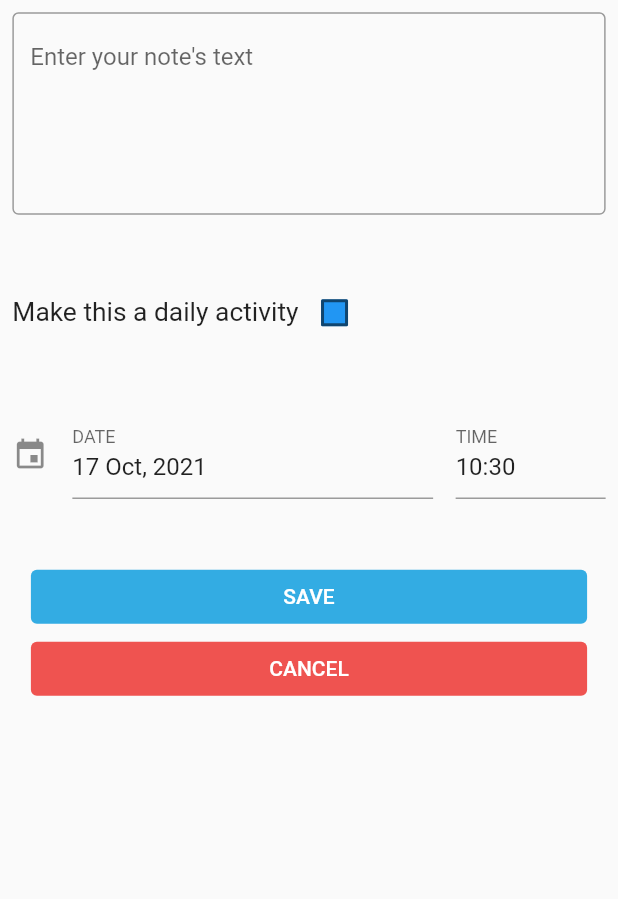
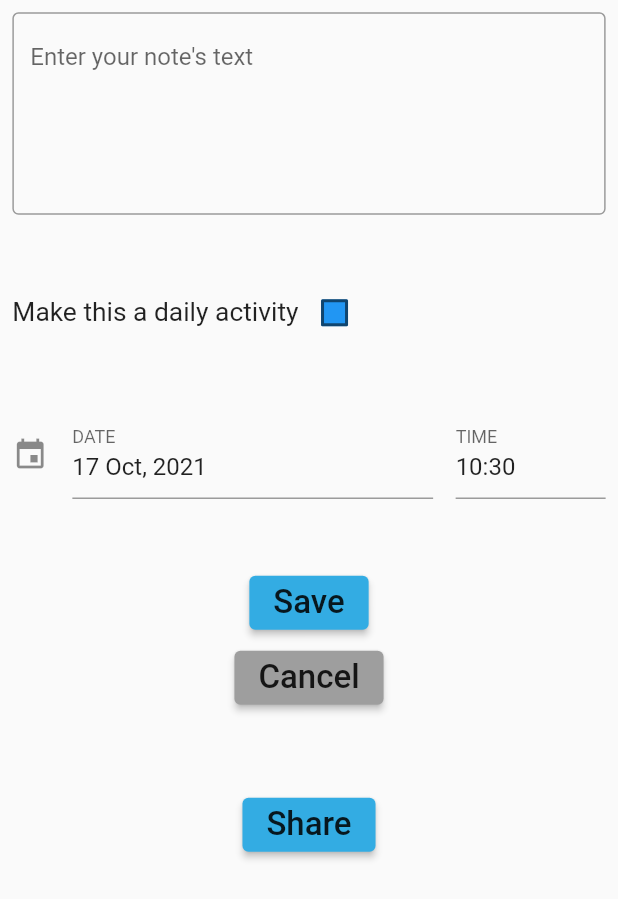
Before and after one commit to umgc/fall2021, a Flutter app: the SaveNote screen opened directly, on a phone screen of 412 x 824 dp. Shown: the top 899 px of the screen. Run offline on Flutter 3.47's test engine with Material 2 defaults, Android fonts, the phone set to English and light mode, and no system bars; drawn by our look-alikes of date_time_picker; our stand-ins replace avatar_glow, chat_bubbles, chewie, file, flutter_local_notifications, flutter_mobx and 13 more; missing offline and left inert: amazon_cognito_identity_dart_2, dart:ffi, device_info_plus_web, encrypt, flutter_search_bar, shared_preferences_web and 1 more; generated files the repository leaves out were written again.

Commit message:
add share button

```diff
--- a/i18n/ar-SY.json
+++ b/i18n/ar-SY.json
@@ -62,5 +62,6 @@
     "promptTheme": "حدد سمة التطبيق",
     "theme": "سمة",
     "blue": "أزرق",
-    "pink": "لون القرنفل"
+    "pink": "لون القرنفل",
+    "share": "يشارك"
 }
--- a/i18n/en-US.json
+++ b/i18n/en-US.json
@@ -60,5 +60,6 @@
     "speakOrWritePrompt": "Would you like to Speak or Write a note?",
     "theme": "Theme",
     "blue": "Blue",
-    "pink": "Pink"
+    "pink": "Pink",
+    "share": "Share"
 }
--- a/i18n/es-US.json
+++ b/i18n/es-US.json
@@ -62,5 +62,6 @@
     "promptTheme": "Seleccione el tema de la aplicación",
     "theme": "Tema",
     "blue": "Azul",
-    "pink": "Rosado"
+    "pink": "Rosado",
+    "share": "Cuota"
 }
--- a/i18n/pt-BR.json
+++ b/i18n/pt-BR.json
@@ -62,5 +62,6 @@
     "promptTheme": "Selecione o tema do aplicativo",
     "theme": "Tema",
     "blue": "Azul",
-    "pink": "Cor de rosa"
+    "pink": "Cor de rosa",
+    "share": "Compartilhado"
 }
--- a/i18n/zh-CN.json
+++ b/i18n/zh-CN.json
@@ -62,5 +62,6 @@
     "promptTheme": "选择应用主题",
     "theme": "主题",
     "blue": "蓝色",
-    "pink": "粉色的"
+    "pink": "粉色的",
+    "share": "分享"
 }
--- a/lib/Screens/Note/SaveNote.dart
+++ b/lib/Screens/Note/SaveNote.dart
@@ -8,6 +8,7 @@ import 'package:untitled3/Services/NoteService.dart';
 import 'package:untitled3/Utility/Constant.dart';
 import 'package:untitled3/generated/i18n.dart';
 import '../../Observables/NoteObservable.dart';
+import 'package:share_plus/share_plus.dart';
 
 final saveNoteScaffoldKey = GlobalKey<ScaffoldState>();
 
@@ -156,19 +157,6 @@ class _SaveNoteState extends State<SaveNote> {
     );
   }
 
-  Widget _button(Color background, String text, Function callbackFn) {
-    var btnSize = MediaQuery.of(context).size.width * 0.9;
-    return TextButton(
-      style: ButtonStyle(
-          foregroundColor: MaterialStateProperty.all<Color>(Colors.white),
-          backgroundColor: MaterialStateProperty.all<Color>(background),
-          overlayColor: MaterialStateProperty.all<Color>(Colors.grey.shade300),
-          fixedSize: MaterialStateProperty.all<Size>(Size.fromWidth(btnSize))),
-      onPressed: () => {callbackFn.call()},
-      child: Text(text),
-    );
-  }
-
   @override
   Widget build(BuildContext context) {
     final noteObserver = Provider.of<NoteObserver>(context);
@@ -182,7 +170,6 @@ class _SaveNoteState extends State<SaveNote> {
     }
 
     var padding = MediaQuery.of(context).size.width * 0.02;
-    var spaceBetweenBtn = MediaQuery.of(context).size.width * 0.5;
 
     var verticalColSpace = MediaQuery.of(context).size.width * 0.1;
 
@@ -211,14 +198,46 @@ class _SaveNoteState extends State<SaveNote> {
                   _selectDate(),
 
                   SizedBox(height: verticalColSpace),
-                  _button(
-                      Color(0xFF33ACE3),
-                      I18n.of(context)!.save.toUpperCase(),
-                      () => {_onSave(noteObserver)}),
-                  _button(
-                      Colors.red.shade400,
-                      I18n.of(context)!.cancel.toUpperCase(),
-                      () => {noteObserver.changeScreen(NOTE_SCREENS.NOTE)}),
+                  Container(
+                    padding: const EdgeInsets.only(
+                        left: 0, top: 4, right: 0, bottom: 0),
+                    child: ElevatedButton(
+                      onPressed: () {
+                        _onSave(noteObserver);
+                      },
+                      child: Text(
+                        I18n.of(context)!.save,
+                        style: Theme.of(context).textTheme.bodyText1,
+                      ),
+                    ),
+                  ),
+                  Container(
+                    padding: const EdgeInsets.only(
+                        left: 0, top: 2, right: 0, bottom: 0),
+                    child: ElevatedButton(
+                      onPressed: () {
+                        noteObserver.changeScreen(NOTE_SCREENS.NOTE);
+                      },
+                      child: Text(
+                        I18n.of(context)!.cancel,
+                        style: Theme.of(context).textTheme.bodyText1,
+                      ),
+                      style: ElevatedButton.styleFrom(primary: Colors.grey),
+                    ),
+                  ),
+                  Container(
+                    padding: const EdgeInsets.only(
+                        left: 0, top: 50, right: 0, bottom: 0),
+                    child: ElevatedButton(
+                      onPressed: () {
+                        Share.share(noteObserver.currNoteForDetails!.text);
+                      },
+                      child: Text(
+                        'Share',
+                        style: Theme.of(context).textTheme.bodyText1,
+                      ),
+                    ),
+                  ),
                 ],
               )),
           //bottomNavigationBar: BottomBar(3),
--- a/pubspec.yaml
+++ b/pubspec.yaml
@@ -73,6 +73,7 @@ dependencies:
   lottie: ^1.2.1
   expandable_text: ^2.2.0
   date_time_picker: ^2.1.0
+  share_plus: ^3.0.4
 
 
 
```
Also changed, not shown: lib/generated/i18n.dart.
